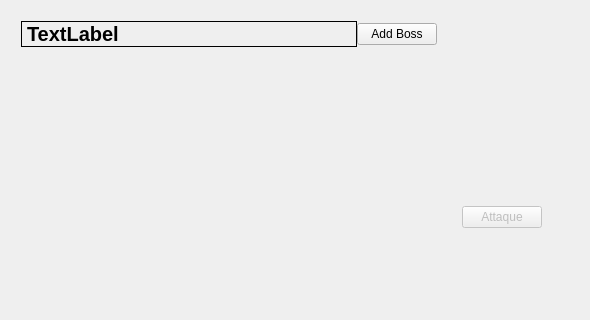
Qt form app/view/forms/gamedisplay.ui (r0nd0ud0u/qt-rpg) before a commit; both pictures show x 0 to 590 and y 0 to 320 of the 899 by 625 pixel window.
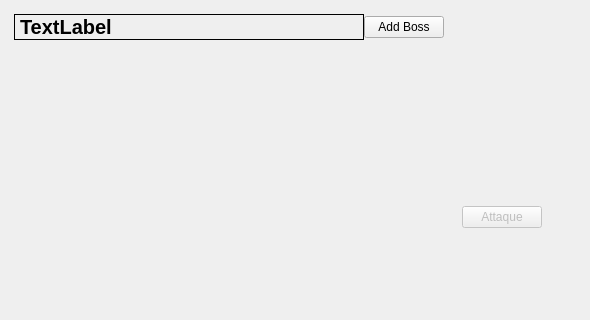
The same form after that commit. Custom widgets are drawn as their Qt base class.

Commit message: add img on hero panel

```diff
--- a/app/view/forms/gamedisplay.ui
+++ b/app/view/forms/gamedisplay.ui
@@ -17,19 +17,19 @@
    <item>
     <layout class="QVBoxLayout" name="left_lay">
      <property name="spacing">
-      <number>10</number>
+      <number>3</number>
      </property>
      <property name="leftMargin">
-      <number>10</number>
+      <number>3</number>
      </property>
      <property name="topMargin">
-      <number>10</number>
+      <number>3</number>
      </property>
      <property name="rightMargin">
-      <number>10</number>
+      <number>3</number>
      </property>
      <property name="bottomMargin">
-      <number>10</number>
+      <number>3</number>
      </property>
      <item>
       <layout class="QHBoxLayout" name="game_status_lay">
@@ -73,7 +73,7 @@
      <item>
       <widget class="BossesView" name="bosses_widget" native="true">
        <property name="sizePolicy">
-        <sizepolicy hsizetype="Preferred" vsizetype="Fixed">
+        <sizepolicy hsizetype="Preferred" vsizetype="MinimumExpanding">
          <horstretch>0</horstretch>
          <verstretch>0</verstretch>
         </sizepolicy>
```
The commit also changes 7 other files.
